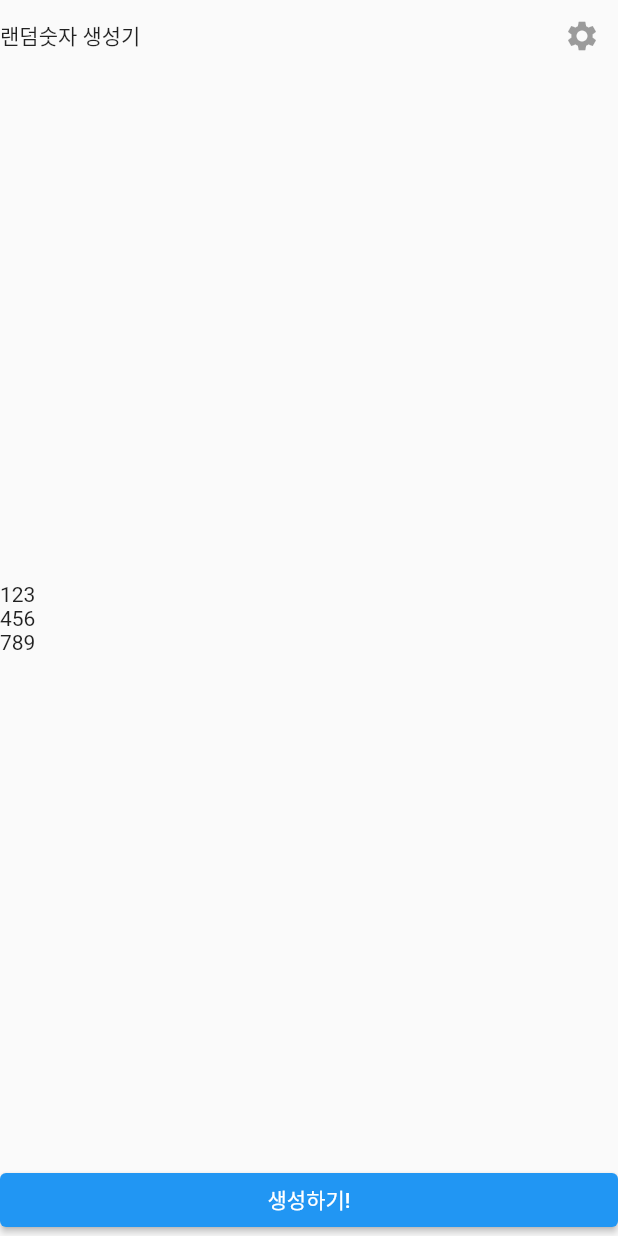
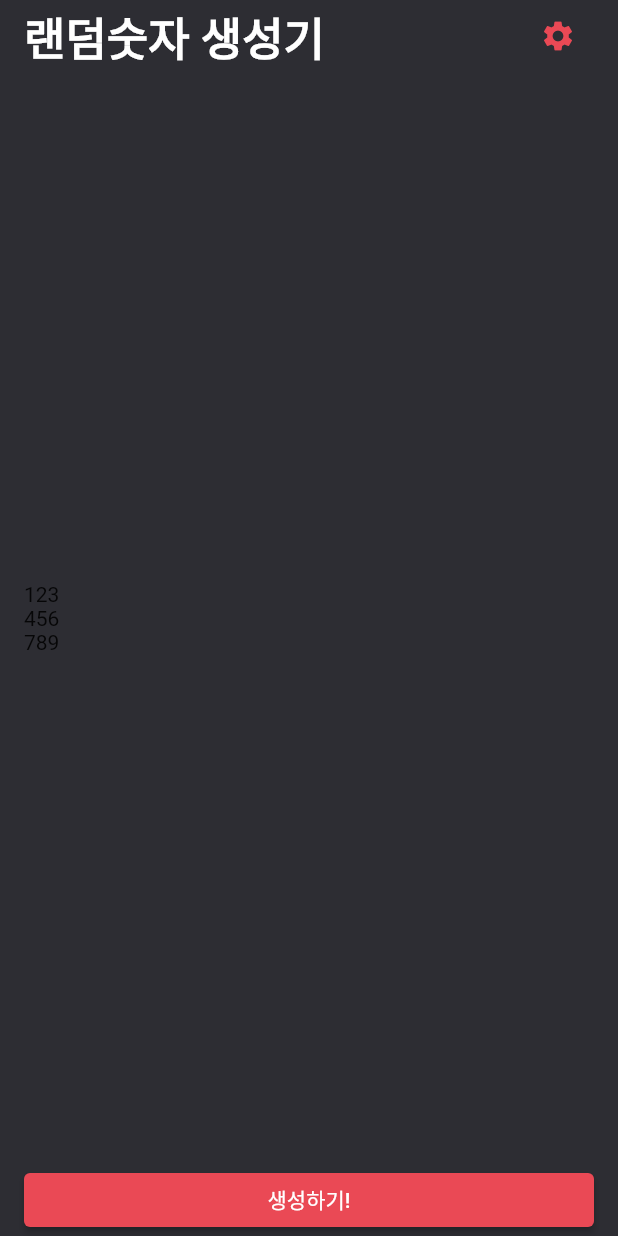
Before and after one commit to cold-pumpkin/coding-factory, a Flutter app: the screen it shows after launch, on a phone screen of 412 x 824 dp. Run offline on Flutter 3.47's test engine with Material 2 defaults, Android fonts, the phone set to English and light mode, and no system bars; our stand-ins replace webview_flutter.

Commit message:
랜덤숫자 생성기 - 디자인 적용하기

```diff
--- /dev/null
+++ b/random_number/lib/constant/color.dart
@@ -0,0 +1,5 @@
+import 'package:flutter/material.dart';
+
+const Color PRIMARY_COLOR = Color(0xFF2D2D33);
+const Color RED_COLOR = Color(0xFFEA4955);
+const Color BLUE_COLOR = Color(0xFF549FBF);
--- a/random_number/lib/screen/home_screen.dart
+++ b/random_number/lib/screen/home_screen.dart
@@ -1,4 +1,5 @@
 import 'package:flutter/material.dart';
+import 'package:random_number/constant/color.dart';
 
 class HomeScreen extends StatelessWidget {
   const HomeScreen({super.key});
@@ -6,18 +7,29 @@ class HomeScreen extends StatelessWidget {
   @override
   Widget build(BuildContext context) {
     return Scaffold(
+      backgroundColor: PRIMARY_COLOR,
       body: SafeArea(
+        child: Padding(
+          padding: const EdgeInsets.symmetric(horizontal: 16),
           child: Column(
             crossAxisAlignment: CrossAxisAlignment.start,
             children: [
               Row(
                 mainAxisAlignment: MainAxisAlignment.spaceBetween,
                 children: const [
-                Text('랜덤숫자 생성기'),
+                  Text(
+                    '랜덤숫자 생성기',
+                    style: TextStyle(
+                      color: Colors.white,
+                      fontSize: 30,
+                      fontWeight: FontWeight.w700,
+                    ),
+                  ),
                   IconButton(
                     onPressed: null,
                     icon: Icon(
                       Icons.settings,
+                      color: RED_COLOR,
                     ),
                   )
                 ],
@@ -35,6 +47,9 @@ class HomeScreen extends StatelessWidget {
               SizedBox(
                 width: double.infinity, // 양끝까지 넒히기
                 child: ElevatedButton(
+                  style: ElevatedButton.styleFrom(
+                    backgroundColor: RED_COLOR,
+                  ),
                   onPressed: () {},
                   child: const Text('생성하기!'),
                 ),
@@ -42,6 +57,7 @@ class HomeScreen extends StatelessWidget {
             ],
           ),
         ),
+      ),
     );
   }
 }
```
Lines whose indentation alone changed are shown as unchanged.
